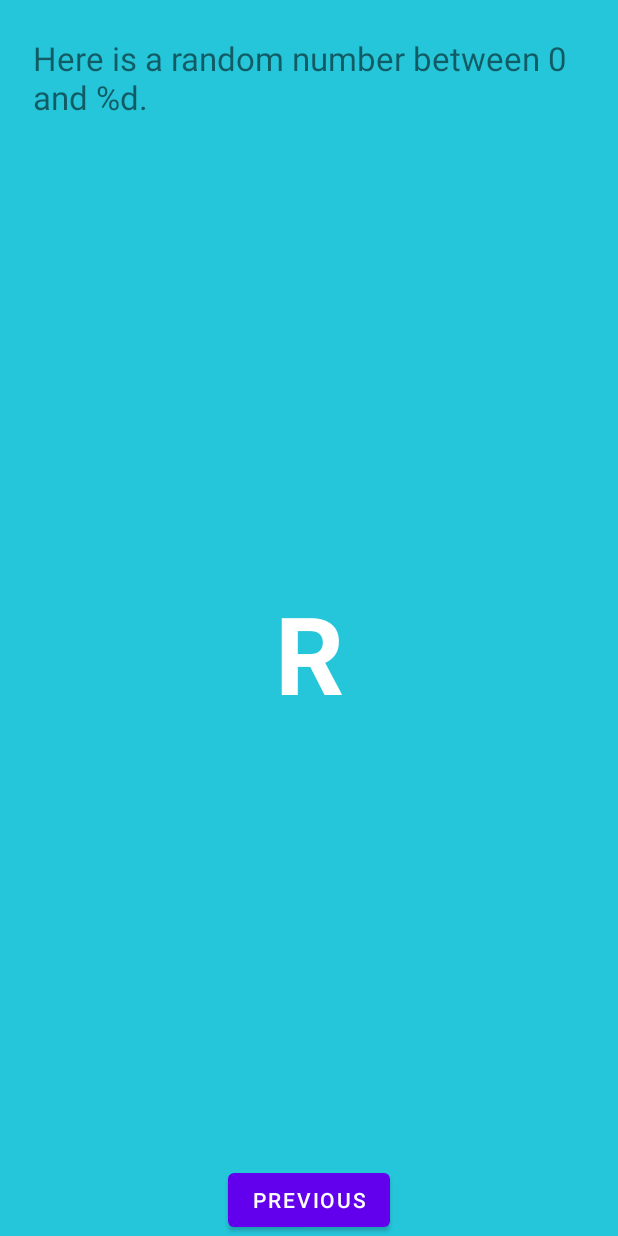
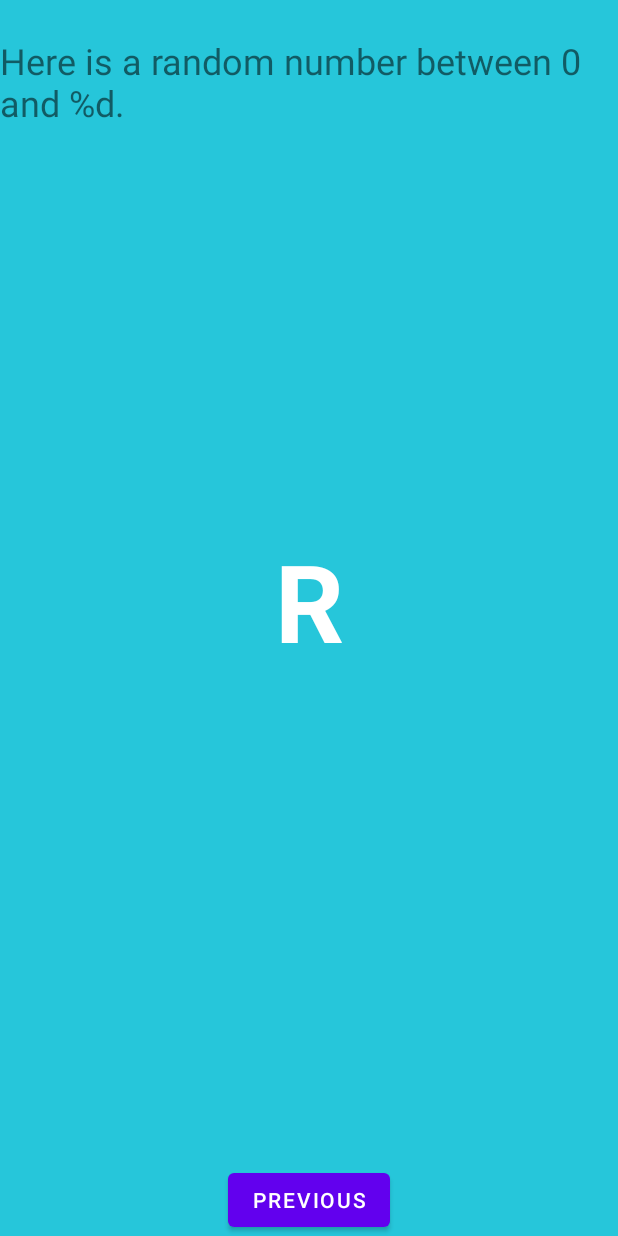
Before and after one commit to hanssenstijn/MySecondApp, an Android app: the layout fragment_second.xml on its own in the app's theme, with its tools: preview values and no code run, on a phone screen of 412 x 824 dp. Run offline under Robolectric (Android 15) with nearby library versions, the phone set to English and light mode, and no system bars.

```diff
--- a/app/src/main/res/layout/fragment_second.xml
+++ b/app/src/main/res/layout/fragment_second.xml
@@ -9,15 +9,15 @@
 
     <TextView
         android:id="@+id/textview_header"
-        android:layout_width="368dp"
-        android:layout_height="123dp"
+        android:layout_width="wrap_content"
+        android:layout_height="wrap_content"
         android:layout_marginStart="24dp"
         android:layout_marginLeft="24dp"
         android:layout_marginTop="24dp"
         android:layout_marginEnd="24dp"
         android:layout_marginRight="24dp"
         android:text="@string/random_heading"
-        android:textSize="22sp"
+        android:textSize="24sp"
         app:layout_constraintEnd_toEndOf="parent"
         app:layout_constraintStart_toStartOf="parent"
         app:layout_constraintTop_toTopOf="parent" />
--- a/build.gradle
+++ b/build.gradle
@@ -8,7 +8,6 @@ buildscript {
         classpath "com.android.tools.build:gradle:4.1.0"
         def nav_version = "2.3.0-alpha04"
         classpath "androidx.navigation:navigation-safe-args-gradle-plugin:$nav_version"
-
         // NOTE: Do not place your application dependencies here; they belong
         // in the individual module build.gradle files
     }
```
Also changed, not shown: app/src/main/java/com/example/mysecondapp/SecondFragment.java (+16 -0 lines).
